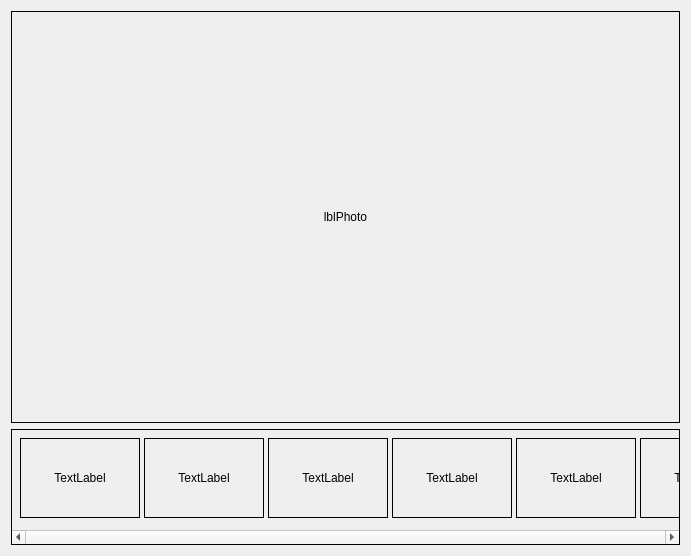
First picture: the form in Forms/CPhotoAlbum.ui, repository skynowa/xxxdb, before the edit.
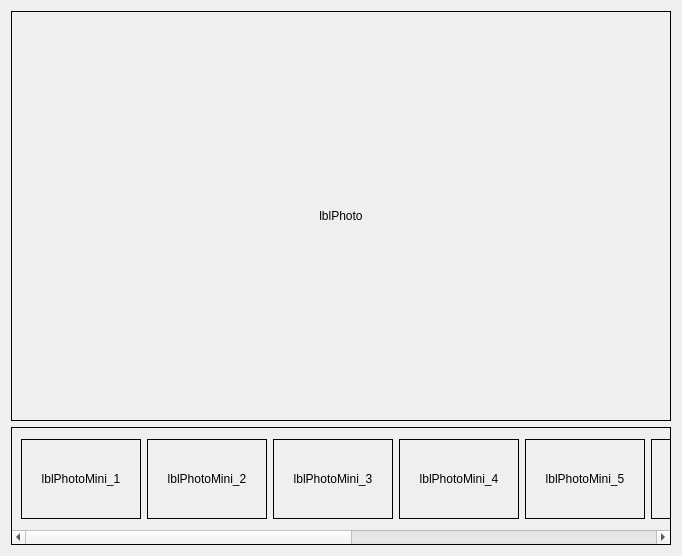
Second picture: the form after the edit.

Commit message: FIX: photo album scrolling

```diff
--- a/Forms/CPhotoAlbum.ui
+++ b/Forms/CPhotoAlbum.ui
@@ -6,7 +6,7 @@
    <rect>
     <x>0</x>
     <y>0</y>
-    <width>691</width>
+    <width>682</width>
     <height>556</height>
    </rect>
   </property>
@@ -38,13 +38,13 @@
      <property name="minimumSize">
       <size>
        <width>0</width>
-       <height>116</height>
+       <height>118</height>
       </size>
      </property>
      <property name="maximumSize">
       <size>
        <width>16777215</width>
-       <height>116</height>
+       <height>118</height>
       </size>
      </property>
      <property name="frameShape">
@@ -64,205 +64,270 @@
        <rect>
         <x>0</x>
         <y>0</y>
-        <width>671</width>
-        <height>97</height>
+        <width>1274</width>
+        <height>100</height>
        </rect>
       </property>
+      <layout class="QGridLayout" name="gridLayout_2">
+       <item row="0" column="0">
+        <layout class="QHBoxLayout" name="horizontalLayout">
+         <item>
       <widget class="QLabel" name="lblPhotoMini_1">
-       <property name="geometry">
-        <rect>
-         <x>8</x>
-         <y>8</y>
+           <property name="minimumSize">
+            <size>
          <width>120</width>
          <height>80</height>
-        </rect>
+            </size>
+           </property>
+           <property name="maximumSize">
+            <size>
+             <width>120</width>
+             <height>80</height>
+            </size>
        </property>
        <property name="frameShape">
         <enum>QFrame::Box</enum>
        </property>
        <property name="text">
-        <string>TextLabel</string>
+            <string>lblPhotoMini_1</string>
        </property>
        <property name="alignment">
         <set>Qt::AlignCenter</set>
        </property>
       </widget>
+         </item>
+         <item>
       <widget class="QLabel" name="lblPhotoMini_2">
-       <property name="geometry">
-        <rect>
-         <x>132</x>
-         <y>8</y>
+           <property name="minimumSize">
+            <size>
          <width>120</width>
          <height>80</height>
-        </rect>
+            </size>
+           </property>
+           <property name="maximumSize">
+            <size>
+             <width>120</width>
+             <height>80</height>
+            </size>
        </property>
        <property name="frameShape">
         <enum>QFrame::Box</enum>
        </property>
        <property name="text">
-        <string>TextLabel</string>
+            <string>lblPhotoMini_2</string>
        </property>
        <property name="alignment">
         <set>Qt::AlignCenter</set>
        </property>
       </widget>
+         </item>
+         <item>
       <widget class="QLabel" name="lblPhotoMini_3">
-       <property name="geometry">
-        <rect>
-         <x>256</x>
-         <y>8</y>
+           <property name="minimumSize">
+            <size>
          <width>120</width>
          <height>80</height>
-        </rect>
+            </size>
+           </property>
+           <property name="maximumSize">
+            <size>
+             <width>120</width>
+             <height>80</height>
+            </size>
        </property>
        <property name="frameShape">
         <enum>QFrame::Box</enum>
        </property>
        <property name="text">
-        <string>TextLabel</string>
+            <string>lblPhotoMini_3</string>
        </property>
        <property name="alignment">
         <set>Qt::AlignCenter</set>
        </property>
       </widget>
+         </item>
+         <item>
       <widget class="QLabel" name="lblPhotoMini_4">
-       <property name="geometry">
-        <rect>
-         <x>380</x>
-         <y>8</y>
+           <property name="minimumSize">
+            <size>
          <width>120</width>
          <height>80</height>
-        </rect>
+            </size>
+           </property>
+           <property name="maximumSize">
+            <size>
+             <width>120</width>
+             <height>80</height>
+            </size>
        </property>
        <property name="frameShape">
         <enum>QFrame::Box</enum>
        </property>
        <property name="text">
-        <string>TextLabel</string>
+            <string>lblPhotoMini_4</string>
        </property>
        <property name="alignment">
         <set>Qt::AlignCenter</set>
        </property>
       </widget>
+         </item>
+         <item>
       <widget class="QLabel" name="lblPhotoMini_5">
-       <property name="geometry">
-        <rect>
-         <x>504</x>
-         <y>8</y>
+           <property name="minimumSize">
+            <size>
          <width>120</width>
          <height>80</height>
-        </rect>
+            </size>
+           </property>
+           <property name="maximumSize">
+            <size>
+             <width>120</width>
+             <height>80</height>
+            </size>
        </property>
        <property name="frameShape">
         <enum>QFrame::Box</enum>
        </property>
        <property name="text">
-        <string>TextLabel</string>
+            <string>lblPhotoMini_5</string>
        </property>
        <property name="alignment">
         <set>Qt::AlignCenter</set>
        </property>
       </widget>
+         </item>
+         <item>
       <widget class="QLabel" name="lblPhotoMini_6">
-       <property name="geometry">
-        <rect>
-         <x>628</x>
-         <y>8</y>
+           <property name="minimumSize">
+            <size>
          <width>120</width>
          <height>80</height>
-        </rect>
+            </size>
+           </property>
+           <property name="maximumSize">
+            <size>
+             <width>120</width>
+             <height>80</height>
+            </size>
        </property>
        <property name="frameShape">
         <enum>QFrame::Box</enum>
        </property>
        <property name="text">
-        <string>TextLabel</string>
+            <string>lblPhotoMini_6</string>
        </property>
        <property name="alignment">
         <set>Qt::AlignCenter</set>
        </property>
       </widget>
+         </item>
+         <item>
       <widget class="QLabel" name="lblPhotoMini_7">
-       <property name="geometry">
-        <rect>
-         <x>752</x>
-         <y>8</y>
+           <property name="minimumSize">
+            <size>
          <width>120</width>
          <height>80</height>
-        </rect>
+            </size>
+           </property>
+           <property name="maximumSize">
+            <size>
+             <width>120</width>
+             <height>80</height>
+            </size>
        </property>
        <property name="frameShape">
         <enum>QFrame::Box</enum>
        </property>
        <property name="text">
-        <string>TextLabel</string>
+            <string>lblPhotoMini_7</string>
        </property>
        <property name="alignment">
         <set>Qt::AlignCenter</set>
        </property>
       </widget>
+         </item>
+         <item>
       <widget class="QLabel" name="lblPhotoMini_8">
-       <property name="geometry">
-        <rect>
-         <x>876</x>
-         <y>8</y>
+           <property name="minimumSize">
+            <size>
          <width>120</width>
          <height>80</height>
-        </rect>
+            </size>
+           </property>
+           <property name="maximumSize">
+            <size>
+             <width>120</width>
+             <height>80</height>
+            </size>
        </property>
        <property name="frameShape">
         <enum>QFrame::Box</enum>
        </property>
        <property name="text">
-        <string>TextLabel</string>
+            <string>lblPhotoMini_8</string>
        </property>
        <property name="alignment">
         <set>Qt::AlignCenter</set>
        </property>
       </widget>
+         </item>
+         <item>
       <widget class="QLabel" name="lblPhotoMini_9">
-       <property name="geometry">
-        <rect>
-         <x>1000</x>
-         <y>8</y>
+           <property name="minimumSize">
+            <size>
          <width>120</width>
          <height>80</height>
-        </rect>
+            </size>
+           </property>
+           <property name="maximumSize">
+            <size>
+             <width>120</width>
+             <height>80</height>
+            </size>
        </property>
        <property name="frameShape">
         <enum>QFrame::Box</enum>
        </property>
        <property name="text">
-        <string>TextLabel</string>
+            <string>lblPhotoMini_9</string>
        </property>
        <property name="alignment">
         <set>Qt::AlignCenter</set>
        </property>
       </widget>
+         </item>
+         <item>
       <widget class="QLabel" name="lblPhotoMini_10">
-       <property name="geometry">
-        <rect>
-         <x>1124</x>
-         <y>8</y>
+           <property name="minimumSize">
+            <size>
          <width>120</width>
          <height>80</height>
-        </rect>
+            </size>
+           </property>
+           <property name="maximumSize">
+            <size>
+             <width>120</width>
+             <height>80</height>
+            </size>
        </property>
        <property name="frameShape">
         <enum>QFrame::Box</enum>
        </property>
        <property name="text">
-        <string>TextLabel</string>
+            <string>lblPhotoMini_10</string>
        </property>
        <property name="alignment">
         <set>Qt::AlignCenter</set>
        </property>
       </widget>
+         </item>
+        </layout>
+       </item>
+      </layout>
      </widget>
     </widget>
    </item>
   </layout>
-  <zorder>scrollArea</zorder>
  </widget>
  <resources/>
  <connections/>
```
Lines whose indentation alone changed are shown as unchanged. The commit also changes 1 other file.
